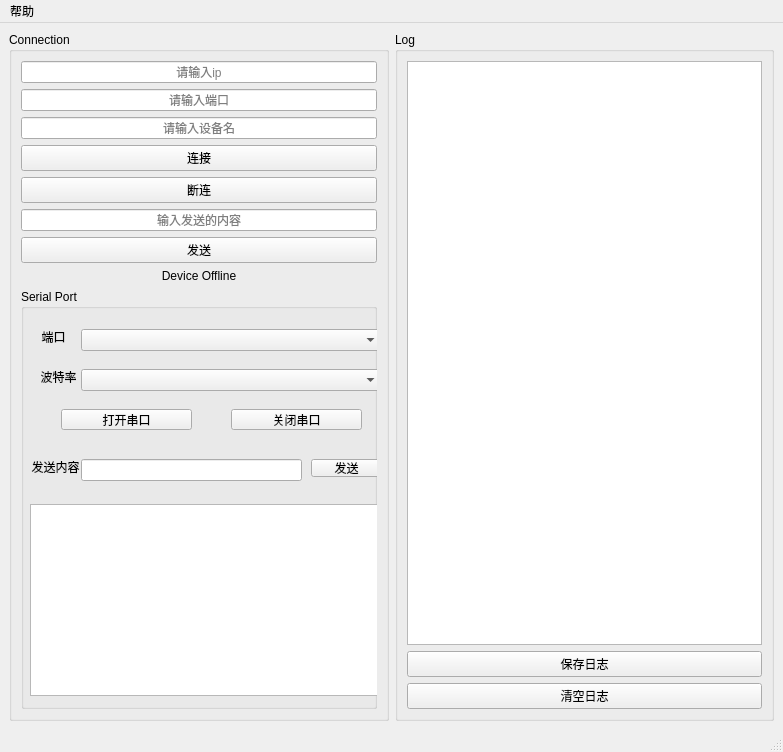
The window that mainwindow.ui (alanniko1265-ai/QtPractice) describes before a commit, drawn with Qt 5.
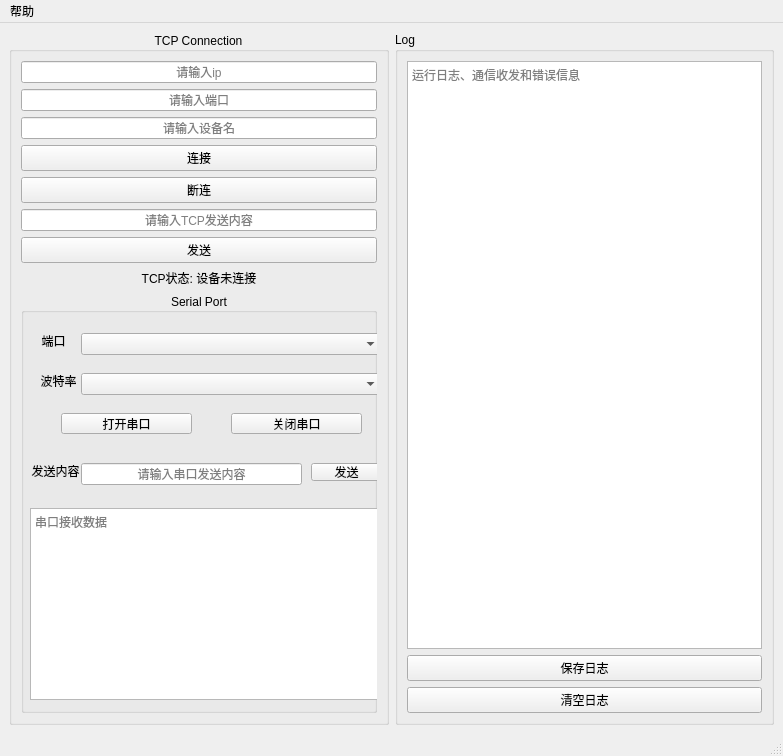
The same window after the commit.

Commit message: 功能优化

The edit to the form file:
```diff
--- a/mainwindow.ui
+++ b/mainwindow.ui
@@ -24,7 +24,10 @@
        </size>
       </property>
       <property name="title">
-       <string>Connection</string>
+       <string>TCP Connection</string>
+      </property>
+      <property name="alignment">
+       <set>Qt::AlignmentFlag::AlignCenter</set>
       </property>
       <layout class="QVBoxLayout" name="verticalLayout_2">
        <item>
@@ -89,7 +92,7 @@
           <set>Qt::AlignmentFlag::AlignCenter</set>
          </property>
          <property name="placeholderText">
-          <string>输入发送的内容</string>
+          <string>请输入TCP发送内容</string>
          </property>
         </widget>
        </item>
@@ -124,7 +127,7 @@
           </size>
          </property>
          <property name="text">
-          <string>Device Offline</string>
+          <string>TCP状态: 设备未连接</string>
          </property>
          <property name="alignment">
           <set>Qt::AlignmentFlag::AlignCenter</set>
@@ -142,6 +145,9 @@
          <property name="title">
           <string>Serial Port</string>
          </property>
+         <property name="alignment">
+          <set>Qt::AlignmentFlag::AlignCenter</set>
+         </property>
          <widget class="QComboBox" name="comboBoxBaudRate">
           <property name="geometry">
            <rect>
@@ -164,6 +170,9 @@
             <height>192</height>
            </rect>
           </property>
+          <property name="placeholderText">
+           <string>串口接收数据</string>
+          </property>
          </widget>
          <widget class="QComboBox" name="comboBoxSerialPort">
           <property name="geometry">
@@ -184,6 +193,12 @@
             <height>22</height>
            </rect>
           </property>
+          <property name="alignment">
+           <set>Qt::AlignmentFlag::AlignCenter</set>
+          </property>
+          <property name="placeholderText">
+           <string>请输入串口发送内容</string>
+          </property>
          </widget>
          <widget class="QPushButton" name="btnCloseSerial">
           <property name="geometry">
@@ -291,6 +306,9 @@
          <property name="readOnly">
           <bool>true</bool>
          </property>
+         <property name="placeholderText">
+          <string>运行日志、通信收发和错误信息</string>
+         </property>
         </widget>
        </item>
        <item>
```
The commit also changes 1 other file.
